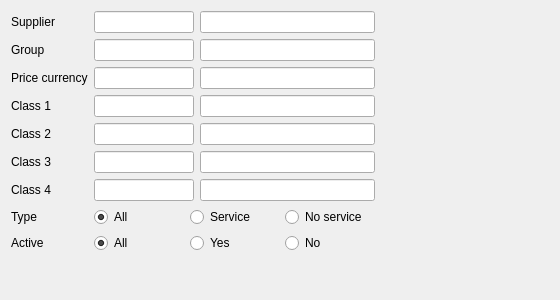
Old version of the form Reports/cr5goodsfilter.ui in the repository End1-1/Cafe5.
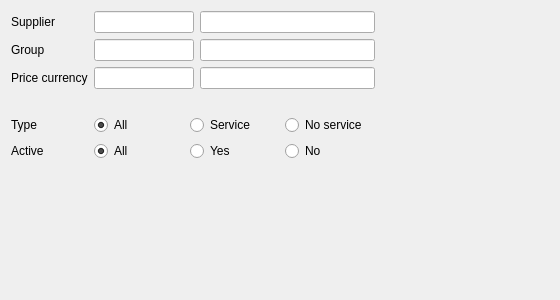
New version of the form. Custom widgets are drawn as their Qt base class.

The edit to the form file:
```diff
--- a/Reports/cr5goodsfilter.ui
+++ b/Reports/cr5goodsfilter.ui
@@ -14,45 +14,20 @@
    <string>Form</string>
   </property>
   <layout class="QGridLayout" name="gridLayout">
+   <item row="7" column="1">
+    <spacer name="verticalSpacer">
+     <property name="orientation">
+      <enum>Qt::Vertical</enum>
+     </property>
+     <property name="sizeHint" stdset="0">
+      <size>
+       <width>20</width>
+       <height>40</height>
+      </size>
+     </property>
+    </spacer>
+   </item>
    <item row="5" column="0">
-    <widget class="QLabel" name="label_5">
-     <property name="text">
-      <string>Class 3</string>
-     </property>
-    </widget>
-   </item>
-   <item row="6" column="0">
-    <widget class="QLabel" name="label_6">
-     <property name="text">
-      <string>Class 4</string>
-     </property>
-    </widget>
-   </item>
-   <item row="3" column="0">
-    <widget class="QLabel" name="label_3">
-     <property name="text">
-      <string>Class 1</string>
-     </property>
-    </widget>
-   </item>
-   <item row="6" column="2">
-    <widget class="C5LineEditWithSelector" name="leClass4Name">
-     <property name="focusPolicy">
-      <enum>Qt::NoFocus</enum>
-     </property>
-     <property name="readOnly">
-      <bool>true</bool>
-     </property>
-    </widget>
-   </item>
-   <item row="7" column="0">
-    <widget class="QLabel" name="label_7">
-     <property name="text">
-      <string>Type</string>
-     </property>
-    </widget>
-   </item>
-   <item row="8" column="0">
     <widget class="QLabel" name="label_8">
      <property name="text">
       <string>Active</string>
@@ -72,95 +47,6 @@
      </property>
     </widget>
    </item>
-   <item row="1" column="2">
-    <widget class="C5LineEditWithSelector" name="leGroupName">
-     <property name="focusPolicy">
-      <enum>Qt::NoFocus</enum>
-     </property>
-     <property name="readOnly">
-      <bool>true</bool>
-     </property>
-    </widget>
-   </item>
-   <item row="10" column="1">
-    <spacer name="verticalSpacer">
-     <property name="orientation">
-      <enum>Qt::Vertical</enum>
-     </property>
-     <property name="sizeHint" stdset="0">
-      <size>
-       <width>20</width>
-       <height>40</height>
-      </size>
-     </property>
-    </spacer>
-   </item>
-   <item row="4" column="1">
-    <widget class="C5LineEditWithSelector" name="leClass2">
-     <property name="maximumSize">
-      <size>
-       <width>100</width>
-       <height>16777215</height>
-      </size>
-     </property>
-     <property name="FilterName" stdset="0">
-      <string>class2</string>
-     </property>
-    </widget>
-   </item>
-   <item row="5" column="2">
-    <widget class="C5LineEditWithSelector" name="leClass3Name">
-     <property name="focusPolicy">
-      <enum>Qt::NoFocus</enum>
-     </property>
-     <property name="readOnly">
-      <bool>true</bool>
-     </property>
-    </widget>
-   </item>
-   <item row="0" column="2">
-    <widget class="C5LineEditWithSelector" name="leSupplierName">
-     <property name="focusPolicy">
-      <enum>Qt::NoFocus</enum>
-     </property>
-     <property name="readOnly">
-      <bool>true</bool>
-     </property>
-    </widget>
-   </item>
-   <item row="4" column="0">
-    <widget class="QLabel" name="label_4">
-     <property name="text">
-      <string>Class 2</string>
-     </property>
-    </widget>
-   </item>
-   <item row="5" column="3">
-    <spacer name="horizontalSpacer">
-     <property name="orientation">
-      <enum>Qt::Horizontal</enum>
-     </property>
-     <property name="sizeHint" stdset="0">
-      <size>
-       <width>40</width>
-       <height>20</height>
-      </size>
-     </property>
-    </spacer>
-   </item>
-   <item row="3" column="1">
-    <widget class="C5LineEditWithSelector" name="leClass1">
-     <property name="maximumSize">
-      <size>
-       <width>100</width>
-       <height>16777215</height>
-      </size>
-     </property>
-     <property name="FilterName" stdset="0">
-      <string>class1</string>
-     </property>
-    </widget>
-   </item>
    <item row="0" column="0">
     <widget class="QLabel" name="label">
      <property name="text">
@@ -168,21 +54,66 @@
      </property>
     </widget>
    </item>
-   <item row="5" column="1">
-    <widget class="C5LineEditWithSelector" name="leClass3">
-     <property name="maximumSize">
+   <item row="2" column="2">
+    <widget class="C5LineEditWithSelector" name="leCurrName">
+     <property name="focusPolicy">
+      <enum>Qt::NoFocus</enum>
+     </property>
+     <property name="readOnly">
+      <bool>true</bool>
+     </property>
+    </widget>
+   </item>
+   <item row="4" column="1" colspan="2">
+    <widget class="QWidget" name="widget" native="true">
+     <property name="minimumSize">
       <size>
-       <width>100</width>
-       <height>16777215</height>
+       <width>0</width>
+       <height>0</height>
       </size>
      </property>
-     <property name="FilterName" stdset="0">
-      <string>class3</string>
-     </property>
+     <layout class="QHBoxLayout" name="horizontalLayout_3">
+      <property name="leftMargin">
+       <number>0</number>
+      </property>
+      <property name="topMargin">
+       <number>0</number>
+      </property>
+      <property name="rightMargin">
+       <number>0</number>
+      </property>
+      <property name="bottomMargin">
+       <number>0</number>
+      </property>
+      <item>
+       <widget class="QRadioButton" name="rbAll">
+        <property name="text">
+         <string>All</string>
+        </property>
+        <property name="checked">
+         <bool>true</bool>
+        </property>
+       </widget>
+      </item>
+      <item>
+       <widget class="QRadioButton" name="rbService">
+        <property name="text">
+         <string>Service</string>
+        </property>
+       </widget>
+      </item>
+      <item>
+       <widget class="QRadioButton" name="rbNoService">
+        <property name="text">
+         <string>No service</string>
+        </property>
+       </widget>
+      </item>
+     </layout>
     </widget>
    </item>
-   <item row="4" column="2">
-    <widget class="C5LineEditWithSelector" name="leClass2Name">
+   <item row="0" column="2">
+    <widget class="C5LineEditWithSelector" name="leSupplierName">
      <property name="focusPolicy">
       <enum>Qt::NoFocus</enum>
      </property>
@@ -204,29 +135,6 @@
      </property>
     </widget>
    </item>
-   <item row="6" column="1">
-    <widget class="C5LineEditWithSelector" name="leClass4">
-     <property name="maximumSize">
-      <size>
-       <width>100</width>
-       <height>16777215</height>
-      </size>
-     </property>
-     <property name="FilterName" stdset="0">
-      <string>class4</string>
-     </property>
-    </widget>
-   </item>
-   <item row="3" column="2">
-    <widget class="C5LineEditWithSelector" name="leClass1Name">
-     <property name="focusPolicy">
-      <enum>Qt::NoFocus</enum>
-     </property>
-     <property name="readOnly">
-      <bool>true</bool>
-     </property>
-    </widget>
-   </item>
    <item row="1" column="0">
     <widget class="QLabel" name="label_2">
      <property name="text">
@@ -234,7 +142,47 @@
      </property>
     </widget>
    </item>
-   <item row="8" column="1" colspan="2">
+   <item row="4" column="0">
+    <widget class="QLabel" name="label_7">
+     <property name="text">
+      <string>Type</string>
+     </property>
+    </widget>
+   </item>
+   <item row="2" column="1">
+    <widget class="C5LineEditWithSelector" name="leCurr">
+     <property name="maximumSize">
+      <size>
+       <width>100</width>
+       <height>16777215</height>
+      </size>
+     </property>
+     <property name="FilterName" stdset="0">
+      <string>pricecurr</string>
+     </property>
+    </widget>
+   </item>
+   <item row="2" column="0">
+    <widget class="QLabel" name="label_9">
+     <property name="text">
+      <string>Price currency</string>
+     </property>
+    </widget>
+   </item>
+   <item row="3" column="3">
+    <spacer name="horizontalSpacer">
+     <property name="orientation">
+      <enum>Qt::Horizontal</enum>
+     </property>
+     <property name="sizeHint" stdset="0">
+      <size>
+       <width>40</width>
+       <height>20</height>
+      </size>
+     </property>
+    </spacer>
+   </item>
+   <item row="5" column="1" colspan="2">
     <widget class="QWidget" name="widget_2" native="true">
      <property name="minimumSize">
       <size>
@@ -282,76 +230,8 @@
      </layout>
     </widget>
    </item>
-   <item row="7" column="1" colspan="2">
-    <widget class="QWidget" name="widget" native="true">
-     <property name="minimumSize">
-      <size>
-       <width>0</width>
-       <height>0</height>
-      </size>
-     </property>
-     <layout class="QHBoxLayout" name="horizontalLayout_3">
-      <property name="leftMargin">
-       <number>0</number>
-      </property>
-      <property name="topMargin">
-       <number>0</number>
-      </property>
-      <property name="rightMargin">
-       <number>0</number>
-      </property>
-      <property name="bottomMargin">
-       <number>0</number>
-      </property>
-      <item>
-       <widget class="QRadioButton" name="rbAll">
-        <property name="text">
-         <string>All</string>
-        </property>
-        <property name="checked">
-         <bool>true</bool>
-        </property>
-       </widget>
-      </item>
-      <item>
-       <widget class="QRadioButton" name="rbService">
-        <property name="text">
-         <string>Service</string>
-        </property>
-       </widget>
-      </item>
-      <item>
-       <widget class="QRadioButton" name="rbNoService">
-        <property name="text">
-         <string>No service</string>
-        </property>
-       </widget>
-      </item>
-     </layout>
-    </widget>
-   </item>
-   <item row="2" column="0">
-    <widget class="QLabel" name="label_9">
-     <property name="text">
-      <string>Price currency</string>
-     </property>
-    </widget>
-   </item>
-   <item row="2" column="1">
-    <widget class="C5LineEditWithSelector" name="leCurr">
-     <property name="maximumSize">
-      <size>
-       <width>100</width>
-       <height>16777215</height>
-      </size>
-     </property>
-     <property name="FilterName" stdset="0">
-      <string>pricecurr</string>
-     </property>
-    </widget>
-   </item>
-   <item row="2" column="2">
-    <widget class="C5LineEditWithSelector" name="leCurrName">
+   <item row="1" column="2">
+    <widget class="C5LineEditWithSelector" name="leGroupName">
      <property name="focusPolicy">
       <enum>Qt::NoFocus</enum>
      </property>
```
Left out of the diff: 4 changed lines with no effect on the pictures.
